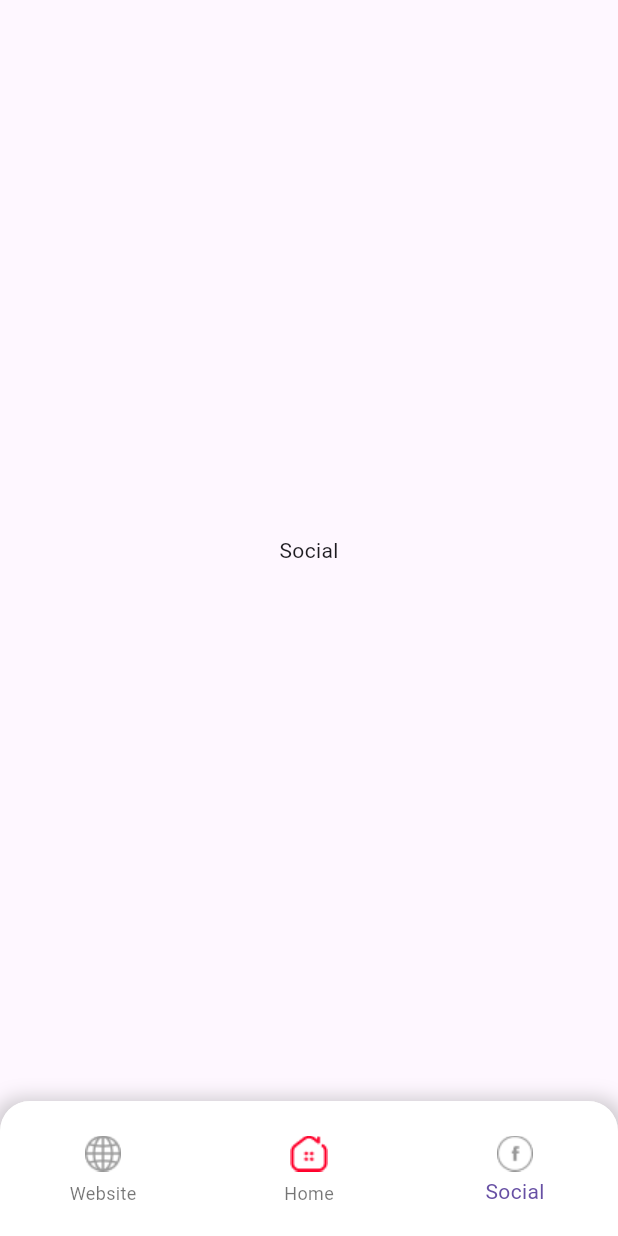
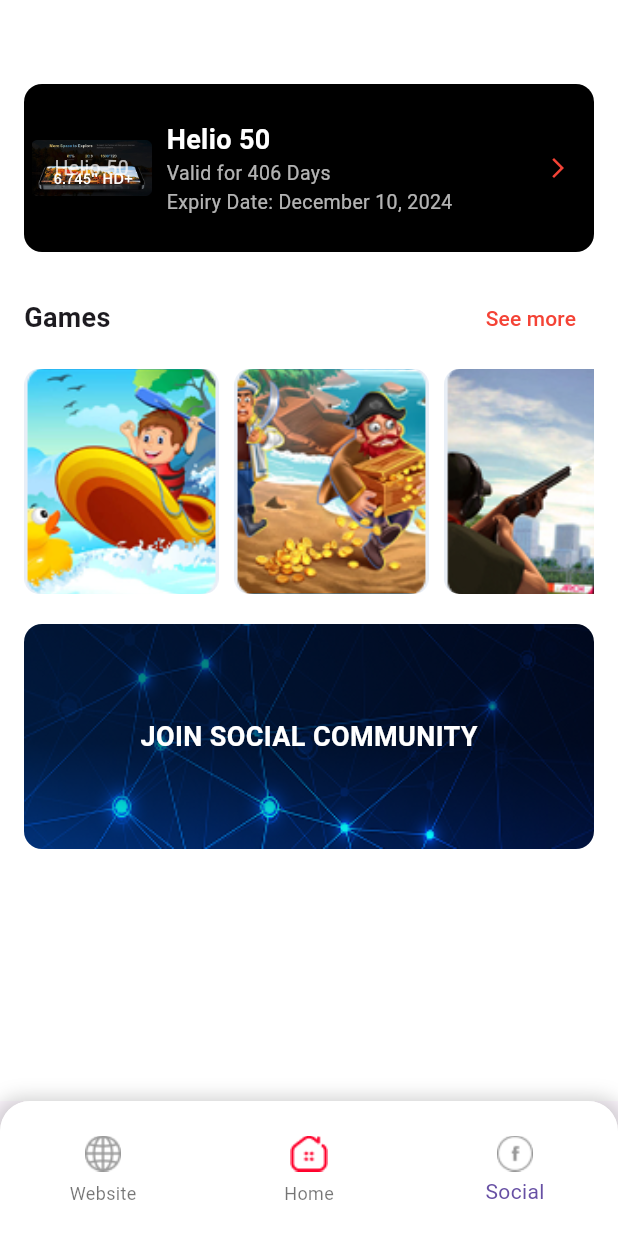
Before and after one commit to shehmaz1993/Symphony_app, a Flutter app: the screen it shows after launch, item 3 of the bottom bar chosen, on a phone screen of 412 x 824 dp. Run offline on Flutter 3.47's test engine with Material 3 defaults, Android fonts, the light colour scheme and no system bars; our stand-ins replace get.

Commit message:
"add social information section"

```diff
--- a/assets/json/social_section.json
+++ b/assets/json/social_section.json
@@ -29,6 +29,14 @@
         "genre": "Sports",
         "platform": "PS5",
         "price": 49.99
+      },
+      {
+        "id": 104,
+        "title": "FIFA 24",
+        "image": "assets/images/image41.jpg",
+        "genre": "Sports",
+        "platform": "PS5",
+        "price": 49.99
       }
     ]
   }
--- a/lib/main.dart
+++ b/lib/main.dart
@@ -1,6 +1,8 @@
 import 'package:flutter/material.dart';
-import 'package:symphony_app/view/bottom_nav_screen/stacked_screens.dart';
+
 import 'package:get/get.dart';
+import 'package:symphony_app/navber.dart';
+import 'package:symphony_app/view/stacked_screens/stacked_screens.dart';
 void main() {
   runApp(const MyApp());
 }
@@ -13,7 +15,7 @@ class MyApp extends StatelessWidget {
   Widget build(BuildContext context) {
     return  GetMaterialApp(
       debugShowCheckedModeBanner: false,
-      home: StackedScreens(),
+      home: NavBar(),
     );
   }
 }
--- a/lib/navber.dart
+++ b/lib/navber.dart
@@ -1,6 +1,5 @@
 import 'package:flutter/material.dart';
-import 'package:symphony_app/view/bottom_nav_screen/stacked_screens.dart';
-
+import 'package:symphony_app/view/stacked_screens/stacked_screens.dart';
 
 class NavBar extends StatelessWidget {
 
--- a/lib/repository/home_repository/home_repository.dart
+++ b/lib/repository/home_repository/home_repository.dart
@@ -11,7 +11,7 @@ class HomeRepository{
 
   Future<ProductModel> productListFromJson()async{
     dynamic response = await _jsonService.getLocalJson(AppUrl.jsonString);
-    print(response['data']['products']);
+
     return ProductModel.fromJson(response);
   }
 
--- /dev/null
+++ b/lib/repository/social_repository/social_repository.dart
@@ -0,0 +1,18 @@
+import 'package:symphony_app/model/social/social_section_model_class.dart';
+
+import '../../data/local_data/local_json_service.dart';
+import '../../res/app_url/app_url.dart';
+
+class SocialRepository{
+
+  final _jsonService = LocalJsonService();
+
+  Future<SocialSectionModel> socialInfoFromJson()async{
+    dynamic response = await _jsonService.getLocalJson(AppUrl.socialString);
+
+    return SocialSectionModel.fromJson(response);
+  }
+
+
+
+}
--- a/lib/res/app_url/app_url.dart
+++ b/lib/res/app_url/app_url.dart
@@ -1,5 +1,6 @@
 class AppUrl{
 
   static const String jsonString= 'assets/json/symphony.json';
+  static const String socialString= 'assets/json/social_section.json';
 
 }
--- a/lib/utils/app_text_style/app_text_style.dart
+++ b/lib/utils/app_text_style/app_text_style.dart
@@ -17,6 +17,16 @@ class AppTextStyles {
     fontWeight: FontWeight.w600,
     color: Colors.black,
   );
+  static const TextStyle boldWhiteHeading = TextStyle(
+    fontSize: 18,
+    fontWeight: FontWeight.bold,
+    color: Colors.white,
+  );
+  static const TextStyle subHeadingWhite70 = TextStyle(
+    color: Colors.white70,
+    fontSize: 13,  // Adjust the font size as needed
+    fontWeight: FontWeight.normal,
+  );
 
   static const TextStyle bodyText = TextStyle(
     fontSize: 14,
--- a/lib/view/sicial_media page/social_media_page.dart
+++ /dev/null
@@ -1,13 +0,0 @@
-import 'package:flutter/material.dart';
-class SocialServiceScreen extends StatelessWidget {
-  const SocialServiceScreen({super.key});
-
-  @override
-  Widget build(BuildContext context) {
-    return Scaffold(
-      body: Center(
-        child: Text('Social'),
-      ),
-    );
-  }
-}
--- /dev/null
+++ b/lib/view/social_screen/social_screen.dart
@@ -0,0 +1,156 @@
+import 'package:flutter/material.dart';
+import 'package:symphony_app/res/color/app_color.dart';
+import 'package:symphony_app/utils/app_text_style/app_text_style.dart';
+import 'package:get/get.dart';
+import 'package:symphony_app/view_model/controller/social/social_view_model.dart';
+
+import '../../data/response/status.dart';
+class SocialScreen extends StatelessWidget {
+
+  final socialController =Get.put(SocialController());
+
+  @override
+  Widget build(BuildContext context) {
+    return Scaffold(
+      backgroundColor: Colors.white,
+      body: SingleChildScrollView(
+        padding: EdgeInsets.all(16.0),
+        child: Column(
+          crossAxisAlignment: CrossAxisAlignment.start,
+          children: [
+            SizedBox(height: 40),
+            _buildModelCard(),
+            SizedBox(height: 20),
+            _buildGamesSection(),
+            SizedBox(height: 20),
+            _buildSocialCommunityBanner(),
+          ],
+        ),
+      ),
+    );
+  }
+
+  Widget _buildModelCard() {
+
+    return Obx(() {
+      switch(socialController.rxRequestStatus.value){
+
+        case Status.LOADING:
+          return const Center(child: CircularProgressIndicator());
+        case Status.ERROR:
+          return const Center(child: Text('Something went wrong while loading data'));
+
+        case Status.COMPLETED:
+          return Container(
+            padding: const EdgeInsets.only(top:16,bottom:16,right: 16,left: 5),
+            decoration: BoxDecoration(
+              color: Colors.black,
+              borderRadius: BorderRadius.circular(12),
+            ),
+            child: Row(
+              children: [
+                Stack(
+                  alignment: Alignment.center,
+                  children: [
+                    Image.asset(socialController.socialInfo.value.data!.modelImage!, width: 80, height: 80),
+                    Text(
+                        socialController.socialInfo.value.data!.modelName!,  // Replace 'Text' with whatever small text you want to display
+                        style: AppTextStyles.subHeadingWhite70
+                    ),
+                  ],
+                ),
+                const SizedBox(width: 10),
+                Expanded(
+                  child: Column(
+                    crossAxisAlignment: CrossAxisAlignment.start,
+                    children: [
+                      Text(socialController.socialInfo.value.data!.modelName!, style: AppTextStyles.boldWhiteHeading),
+                      Text('Valid for ${socialController.socialInfo.value.data!.validity} Days', style: AppTextStyles.subHeadingWhite70),
+                      Text('Expiry Date: ${socialController.socialInfo.value.data!.expireDate}', style: AppTextStyles.subHeadingWhite70),
+                    ],
+                  ),
+                ),
+                Icon(Icons.arrow_forward_ios, color: AppColor.redColor, size: 16),
+              ],
+            ),
+          );
+      }
+    });
+
+  }
+
+
+  Widget _buildGamesSection() {
+    List<String> gameImages = [
+      'assets/images/image29.png',
+      'assets/images/image30.png',
+      'assets/images/image31.png',
+      'assets/images/image41.jpg',
+    ];
+    return Obx(() {
+      switch(socialController.rxRequestStatus.value){
+
+        case Status.LOADING:
+          return const Center(child: CircularProgressIndicator());
+        case Status.ERROR:
+          return const Center(child: Text('Something went wrong while loading data'));
+
+        case Status.COMPLETED:
+          return  Column(
+            crossAxisAlignment: CrossAxisAlignment.start,
+            children: [
+              Row(
+                mainAxisAlignment: MainAxisAlignment.spaceBetween,
+                children: [
+                  Text('Games', style: TextStyle(fontSize: 18, fontWeight: FontWeight.bold)),
+                  TextButton(onPressed: () {}, child: Text('See more', style: TextStyle(color: Colors.red))),
+                ],
+              ),
+              SizedBox(height: 10),
+              SizedBox(
+                height: 150,
+                child: ListView.builder(
+                  scrollDirection: Axis.horizontal,
+                  itemCount: gameImages.length,
+                  itemBuilder: (context, index) {
+                    return Padding(
+                      padding: EdgeInsets.only(right: 10),
+                      child: ClipRRect(
+                        borderRadius: BorderRadius.circular(10),
+                        child: Container(
+                            height: 190,
+                            width: 130,
+                            child: Image.asset(gameImages[index], width: 100, height: 100, fit: BoxFit.cover)),
+                      ),
+                    );
+                  },
+                ),
+              ),
+            ],
+          );
+      }
+    });
+
+
+  }
+
+  Widget _buildSocialCommunityBanner() {
+    return ClipRRect(
+      borderRadius: BorderRadius.circular(12),
+      child: Stack(
+        alignment: Alignment.center,
+        children: [
+          Image.asset('assets/images/sm1.png', width: double.infinity, height: 150, fit: BoxFit.cover),
+          const Text(
+            'JOIN SOCIAL COMMUNITY',
+            style: TextStyle(
+              color: Colors.white,
+              fontSize: 18,
+              fontWeight: FontWeight.bold,
+            ),
+          ),
+        ],
+      ),
+    );
+  }
+}
--- a/lib/view/bottom_nav_screen/stacked_screens.dart
+++ b/lib/view/stacked_screens/stacked_screens.dart
@@ -1,8 +1,10 @@
 import 'package:flutter/material.dart';
 import 'package:symphony_app/view/Home_screen/home_screen.dart';
-import 'package:symphony_app/view/bottom_nav_screen/custom_nav_bar.dart';
-import 'package:symphony_app/view/sicial_media%20page/social_media_page.dart';
+
 import 'package:symphony_app/view/web_screen/web_service_screen.dart';
+
+import '../social_screen/social_screen.dart';
+import 'custom_nav_bar.dart';
 
 class StackedScreens extends StatefulWidget {
   const StackedScreens({super.key});
@@ -15,9 +17,9 @@ class _StackedScreensState extends State<StackedScreens> {
   int _selectedIndex = 1;
 
   final List<Widget> _screens = [
-    const WebServiceScreen(),
-    const HomeScreen(),
-    const SocialServiceScreen()
+     WebServiceScreen(),
+     HomeScreen(),
+     SocialScreen()
   ];
 
   void _onItemTapped(int index) {
--- /dev/null
+++ b/lib/view_model/controller/social/social_view_model.dart
@@ -0,0 +1,48 @@
+import 'package:flutter/material.dart';
+import 'package:symphony_app/model/social/social_section_model_class.dart';
+import 'package:symphony_app/repository/social_repository/social_repository.dart';
+
+import '../../../data/response/status.dart';
+import 'package:get/get.dart';
+class SocialController extends GetxController {
+
+  final _api = SocialRepository();
+
+  final rxRequestStatus = Status.LOADING.obs;
+  final socialInfo = SocialSectionModel().obs;
+  RxString error = ''.obs;
+
+  void setRxRequestStatus(Status status) => rxRequestStatus.value = status;
+
+  void setSocialInfoList(SocialSectionModel model) => socialInfo.value = model;
+
+  void setError(String value) => error.value = value;
+
+  @override
+  void onInit() {
+    super.onInit();
+    socialInfoFromJson();
+  }
+
+  void socialInfoFromJson() {
+    _api.socialInfoFromJson().then((value) {
+      setRxRequestStatus(Status.COMPLETED);
+      print(value);
+      setSocialInfoList(value);
+    }).onError((error, stackTrace) {
+      setError(error.toString());
+      setRxRequestStatus(Status.ERROR);
+    });
+  }
+
+  void refreshApi() {
+    setRxRequestStatus(Status.LOADING);
+    _api.socialInfoFromJson().then((value) {
+      setRxRequestStatus(Status.COMPLETED);
+      setSocialInfoList(value);
+    }).onError((error, stackTrace) {
+      setError(error.toString());
+      setRxRequestStatus(Status.ERROR);
+    });
+  }
+}
```
Also changed, not shown: assets/images/image41.jpg (added), lib/view/stacked_screens/custom_nav_bar.dart (renamed from lib/view/bottom_nav_screen/custom_nav_bar.dart).
